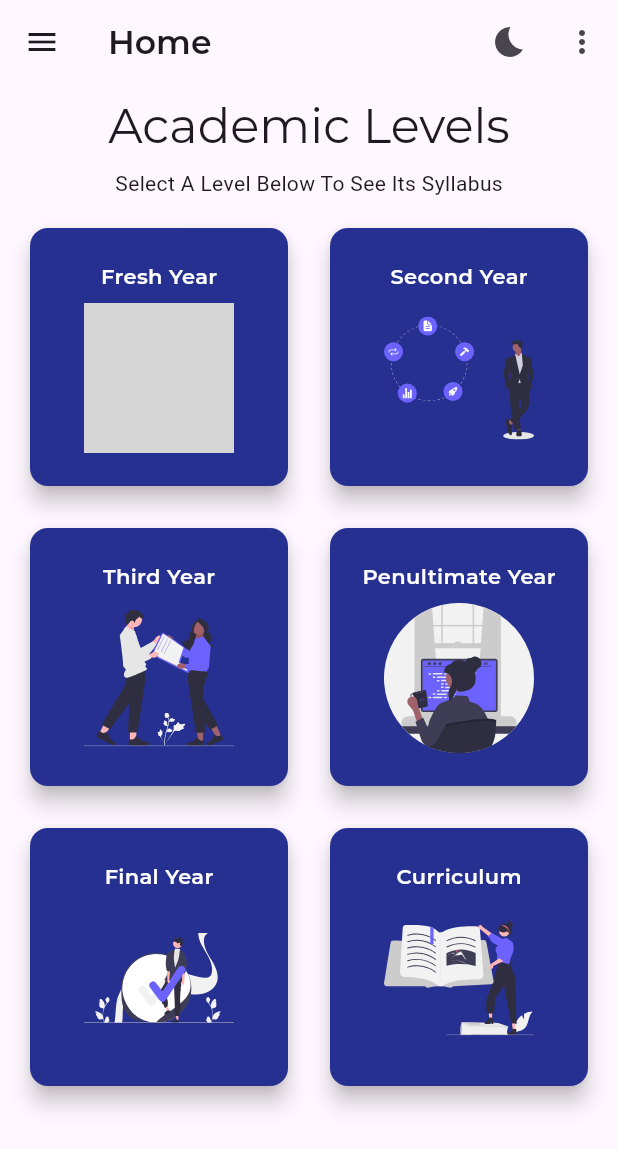
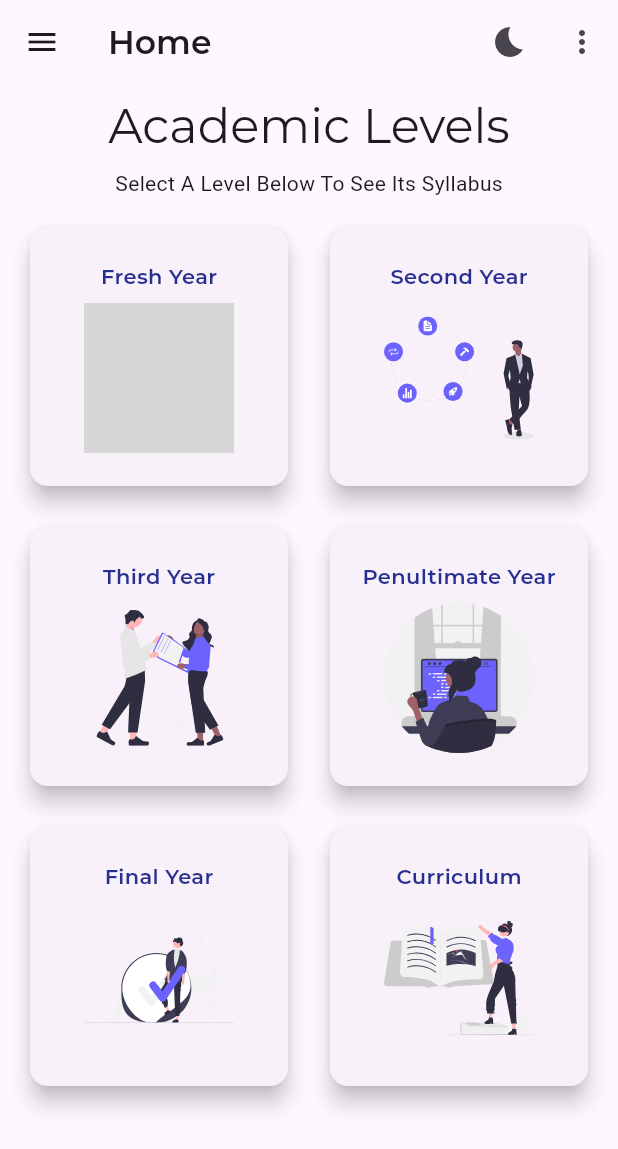
Before and after one commit to GreatGrant/DCCE_STUDENTS_HANDBOOK, a Flutter app: the screen it shows after launch, on a phone screen of 412 x 824 dp. Shown: the top 1149 px of the screen. Run offline on Flutter 3.47's test engine with Material 3 defaults, Android fonts, the phone set to English and light mode, and no system bars; our stand-ins replace flutter_svg, webview_flutter; missing offline and left inert: drop_cap_text; grey boxes are pictures that could not be loaded.

Commit message:
add dark mode theme

```diff
--- a/lib/main.dart
+++ b/lib/main.dart
@@ -12,9 +12,15 @@ class MyApp extends StatelessWidget {
   Widget build(BuildContext context) {
     return MaterialApp(
       title: 'DCCE Student Handbook',
-      theme: ThemeData(
+      theme: ThemeData.light(
+        useMaterial3: true,
+      ).copyWith(
         colorScheme: ColorScheme.fromSeed(seedColor: Colors.deepPurple),
+      ),
+      darkTheme: ThemeData.dark(
         useMaterial3: true,
+      ).copyWith(
+        colorScheme: ColorScheme.fromSeed(seedColor: Colors.deepPurple),
       ),
       home: const HomePage(title: "Home"),
     );
--- a/lib/util/strings.dart
+++ b/lib/util/strings.dart
@@ -1,6 +1,6 @@
 class AppStrings{
   static const String historyTitle = "HISTORY OF THE DEPARTMENT:";
-  static const String historyString = '''T  he Department of Computer and Communications Engineering was approved in 2011 to offer courses in Computer and Communications Engineering in the Abubakar Tafawa Balewa University, Bauchi. The Department recorded its first intake of undergraduates in the 2011/2012 academic session. It currently has five sets of undergraduates at 100, 200, 300, 400 and 500 levels numbered 197, 113, 110, 56 and 52 respectively, which makes a total of 528 undergraduate students. More than 90% of the students admitted into the Department of Computer and Communications Engineering undergo a one-year pre-degree programme in Faculty of science of this university. A few of them though come in by direct entry into 200 Level of the Department.
+  static const String historyString = '''The Department of Computer and Communications Engineering was approved in 2011 to offer courses in Computer and Communications Engineering in the Abubakar Tafawa Balewa University, Bauchi. The Department recorded its first intake of undergraduates in the 2011/2012 academic session. It currently has five sets of undergraduates at 100, 200, 300, 400 and 500 levels numbered 197, 113, 110, 56 and 52 respectively, which makes a total of 528 undergraduate students. More than 90% of the students admitted into the Department of Computer and Communications Engineering undergo a one-year pre-degree programme in Faculty of science of this university. A few of them though come in by direct entry into 200 Level of the Department.
 
   Prof. O.U. Okereke, a Professor of Communication Engineering and some other prominent Lecturers of the University were some of the key staff who helped to start the Department. The syllabus to be used from 100 Level to 500 Level by the Department for the undergraduate studies was developed based on the recommendation of the National Universities Commission (NUC).
 
--- a/lib/widgets/common_app_bar.dart
+++ b/lib/widgets/common_app_bar.dart
@@ -1,15 +1,27 @@
 import 'package:flutter/material.dart';
 
-class CommonAppBar extends StatelessWidget implements PreferredSizeWidget{
+class CommonAppBar extends StatefulWidget implements PreferredSizeWidget{
   const CommonAppBar({super.key, required this.title});
 
   final String title;
 
+
+  @override
+  Size get preferredSize => const Size.fromHeight(kToolbarHeight);
+
+  @override
+  State<StatefulWidget> createState() => CommonAppBarState();
+
+}
+
+class CommonAppBarState extends State<CommonAppBar>{
+
   @override
   Widget build(BuildContext context) {
+    bool isDarkMode = false;
     return AppBar(
       title: Text(
-        title,
+        widget.title,
         style: const TextStyle(
           fontFamily: "montserrat",
           fontWeight: FontWeight.bold,
@@ -18,10 +30,13 @@ class CommonAppBar extends StatelessWidget implements PreferredSizeWidget{
       centerTitle: false,
       actions: [
         IconButton(
-            onPressed: (){
-              // Todo() handle click
-            },
-            icon: const Icon(Icons.bedtime)
+          icon: const Icon(Icons.bedtime),
+          onPressed: (){
+            setState(() {
+              isDarkMode = !isDarkMode;
+            });
+          },
+
         ),
         PopupMenuButton(
             onSelected: (value){
@@ -37,7 +52,4 @@ class CommonAppBar extends StatelessWidget implements PreferredSizeWidget{
       ],
     );
   }
-
-  @override
-  Size get preferredSize => const Size.fromHeight(kToolbarHeight);
 }
--- a/lib/widgets/grid_item.dart
+++ b/lib/widgets/grid_item.dart
@@ -1,6 +1,5 @@
 import 'package:flutter/material.dart';
 import 'package:flutter_svg/svg.dart';
-
 import '../models/level.dart';
 
 Widget buildGridItem(Level level) {
@@ -10,7 +9,6 @@ Widget buildGridItem(Level level) {
       padding: const EdgeInsets.all(8.0),
       child: Card(
         elevation: 6,
-        color: const Color.fromARGB(255, 38, 48, 145),
         child: Column(
           mainAxisAlignment: MainAxisAlignment.center,
           crossAxisAlignment: CrossAxisAlignment.center,
@@ -18,9 +16,10 @@ Widget buildGridItem(Level level) {
             Text(
               level.level,
               style: const TextStyle(
-                color: Colors.white,
-                fontFamily: "montserrat",
-                fontWeight: FontWeight.bold
+                  color: Color.fromARGB(255, 38, 48, 145),
+                  fontFamily: "montserrat",
+                  fontSize: 14,
+                  fontWeight: FontWeight.bold
               ),
             ),
             const SizedBox(height: 8),
```
